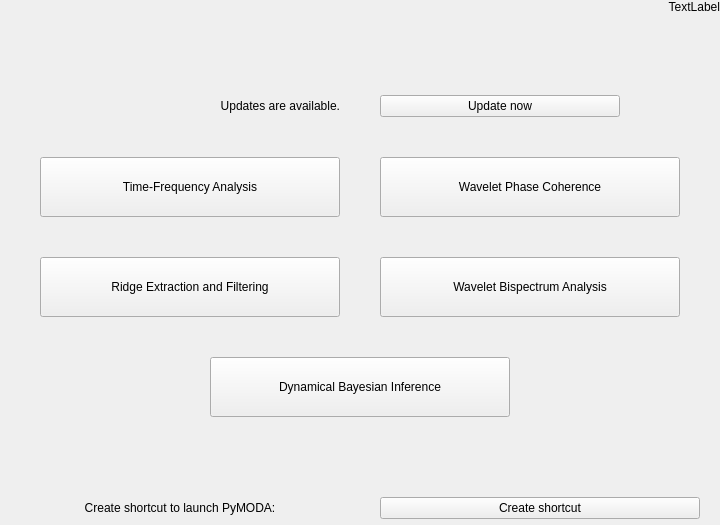
This is res/layout/window_launcher.ui in luphysics/PyMODA as Qt 5 draws it before an edit. The edited form follows.
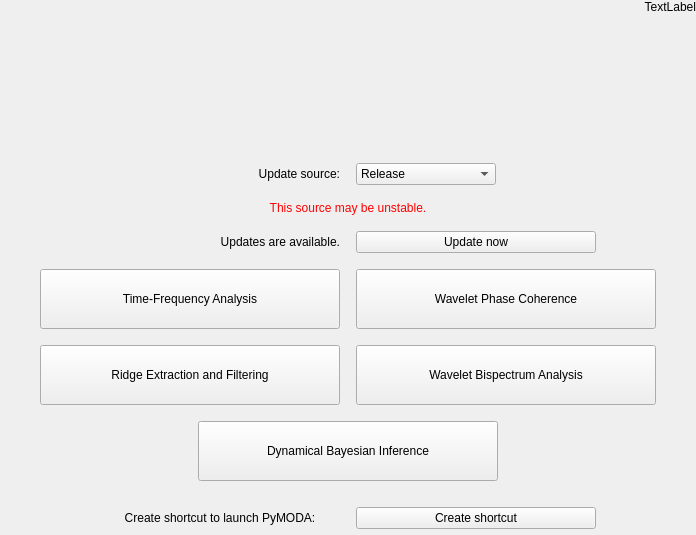
This is the edited form.

```diff
--- a/res/layout/window_launcher.ui
+++ b/res/layout/window_launcher.ui
@@ -7,7 +7,7 @@
     <x>0</x>
     <y>0</y>
     <width>695</width>
-    <height>525</height>
+    <height>535</height>
    </rect>
   </property>
   <property name="windowTitle">
@@ -16,7 +16,7 @@
   <widget class="QWidget" name="centralwidget">
    <layout class="QVBoxLayout" name="verticalLayout_2">
     <property name="spacing">
-     <number>40</number>
+     <number>6</number>
     </property>
     <property name="leftMargin">
      <number>0</number>
@@ -33,7 +33,7 @@
     <item>
      <layout class="QHBoxLayout" name="horizontalLayout" stretch="0">
       <property name="spacing">
-       <number>100</number>
+       <number>40</number>
       </property>
       <item>
        <widget class="QLabel" name="lbl_physics">
@@ -58,6 +58,56 @@
     </item>
     <item>
      <layout class="QVBoxLayout" name="verticalLayout">
+      <property name="spacing">
+       <number>16</number>
+      </property>
+      <item>
+       <layout class="QHBoxLayout" name="horizontalLayout_7">
+        <property name="leftMargin">
+         <number>200</number>
+        </property>
+        <property name="rightMargin">
+         <number>200</number>
+        </property>
+        <item>
+         <widget class="QLabel" name="label_2">
+          <property name="text">
+           <string>Update source:</string>
+          </property>
+          <property name="alignment">
+           <set>Qt::AlignRight|Qt::AlignTrailing|Qt::AlignVCenter</set>
+          </property>
+         </widget>
+        </item>
+        <item>
+         <widget class="QComboBox" name="combo_source">
+          <item>
+           <property name="text">
+            <string>Release</string>
+           </property>
+          </item>
+          <item>
+           <property name="text">
+            <string>Staging</string>
+           </property>
+          </item>
+         </widget>
+        </item>
+       </layout>
+      </item>
+      <item>
+       <widget class="QLabel" name="lbl_unstable">
+        <property name="styleSheet">
+         <string notr="true">color:red;</string>
+        </property>
+        <property name="text">
+         <string>This source may be unstable.</string>
+        </property>
+        <property name="alignment">
+         <set>Qt::AlignCenter</set>
+        </property>
+       </widget>
+      </item>
       <item>
        <layout class="QHBoxLayout" name="horizontalLayout_6" stretch="0">
         <property name="leftMargin">
@@ -66,6 +116,9 @@
         <property name="rightMargin">
          <number>100</number>
         </property>
+        <property name="bottomMargin">
+         <number>0</number>
+        </property>
         <item>
          <layout class="QHBoxLayout" name="horizontalLayout_10">
           <property name="sizeConstraint">
@@ -230,7 +283,7 @@
          <number>40</number>
         </property>
         <property name="bottomMargin">
-         <number>40</number>
+         <number>10</number>
         </property>
         <item>
          <widget class="QPushButton" name="btn_dynamical_bayesian">
@@ -262,10 +315,10 @@
       <item>
        <layout class="QHBoxLayout" name="horizontalLayout_4">
         <property name="leftMargin">
-         <number>20</number>
+         <number>100</number>
         </property>
         <property name="rightMargin">
-         <number>20</number>
+         <number>100</number>
         </property>
         <property name="bottomMargin">
          <number>6</number>
```
